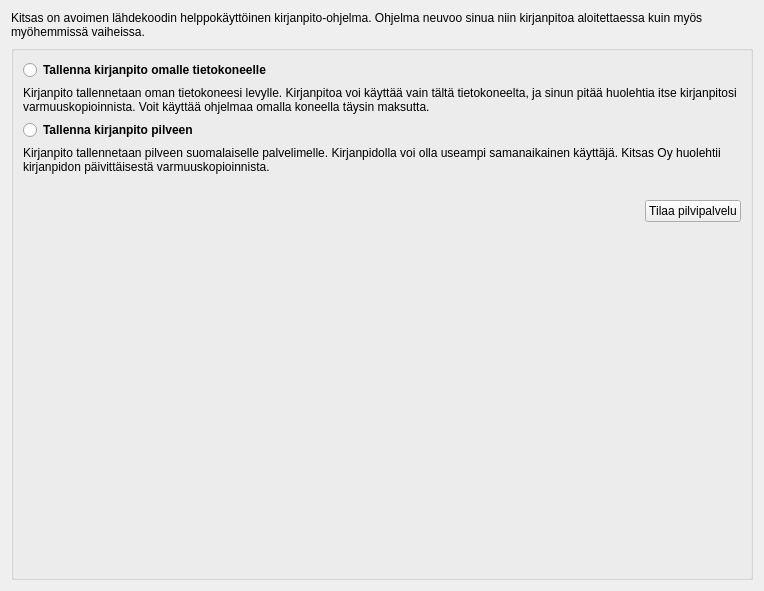
Above: kitsas/uusikirjanpito/uusialoitus.ui from artoh/kitupiikki before the change. Below: the same form after it.
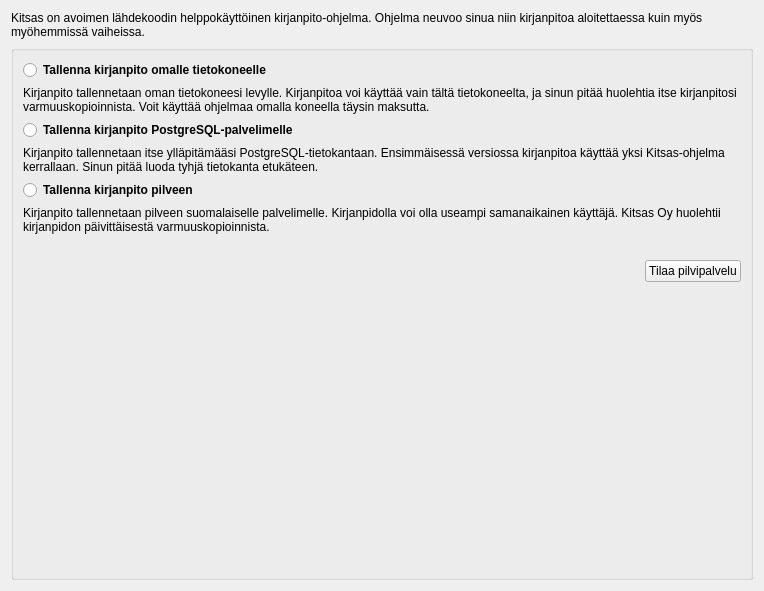
That is the form after the change. Icons and pictures are not drawn.

The edit to the form file:
```diff
--- a/kitsas/uusikirjanpito/uusialoitus.ui
+++ b/kitsas/uusikirjanpito/uusialoitus.ui
@@ -57,6 +57,29 @@
         </property>
        </widget>
       </item>
+      <item>
+       <widget class="QRadioButton" name="postgresRadio">
+        <property name="font">
+         <font>
+          <weight>75</weight>
+          <bold>true</bold>
+         </font>
+        </property>
+        <property name="text">
+         <string>Tallenna kirjanpito PostgreSQL-palvelimelle</string>
+        </property>
+       </widget>
+      </item>
+      <item>
+       <widget class="QLabel" name="postgresLabel">
+        <property name="text">
+         <string>&lt;html&gt;&lt;head/&gt;&lt;body&gt;&lt;p&gt;Kirjanpito tallennetaan itse ylläpitämääsi PostgreSQL-tietokantaan. Ensimmäisessä versiossa kirjanpitoa käyttää yksi Kitsas-ohjelma kerrallaan. Sinun pitää luoda tyhjä tietokanta etukäteen.&lt;/p&gt;&lt;/body&gt;&lt;/html&gt;</string>
+        </property>
+        <property name="wordWrap">
+         <bool>true</bool>
+        </property>
+       </widget>
+      </item>
       <item>
        <widget class="QRadioButton" name="pilveenRadio">
         <property name="font">
```
